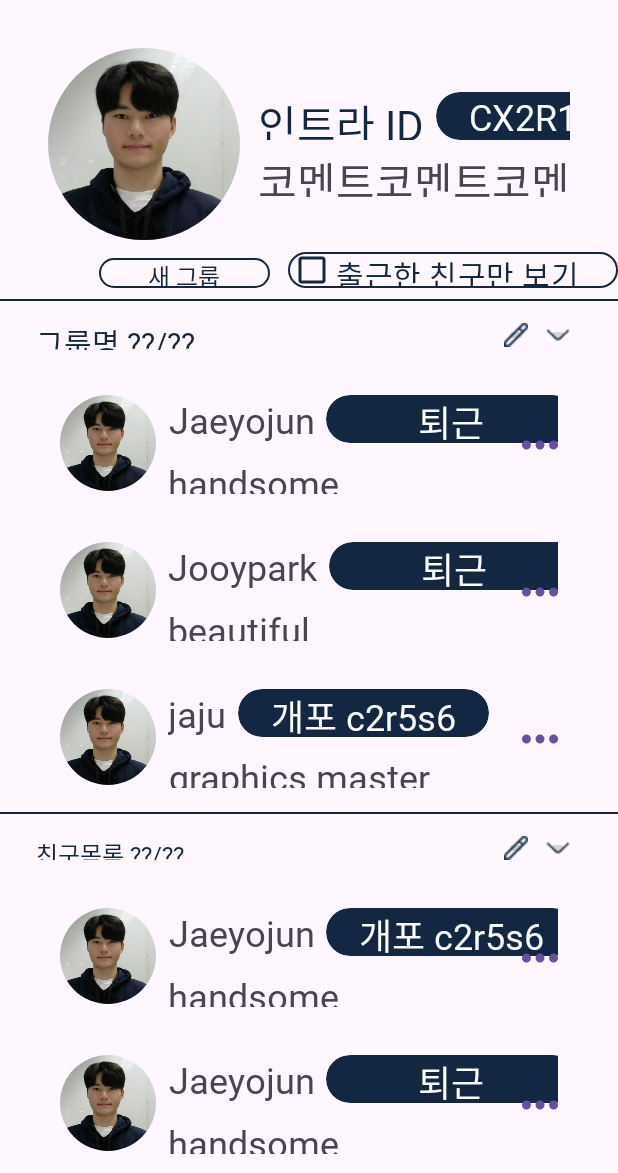
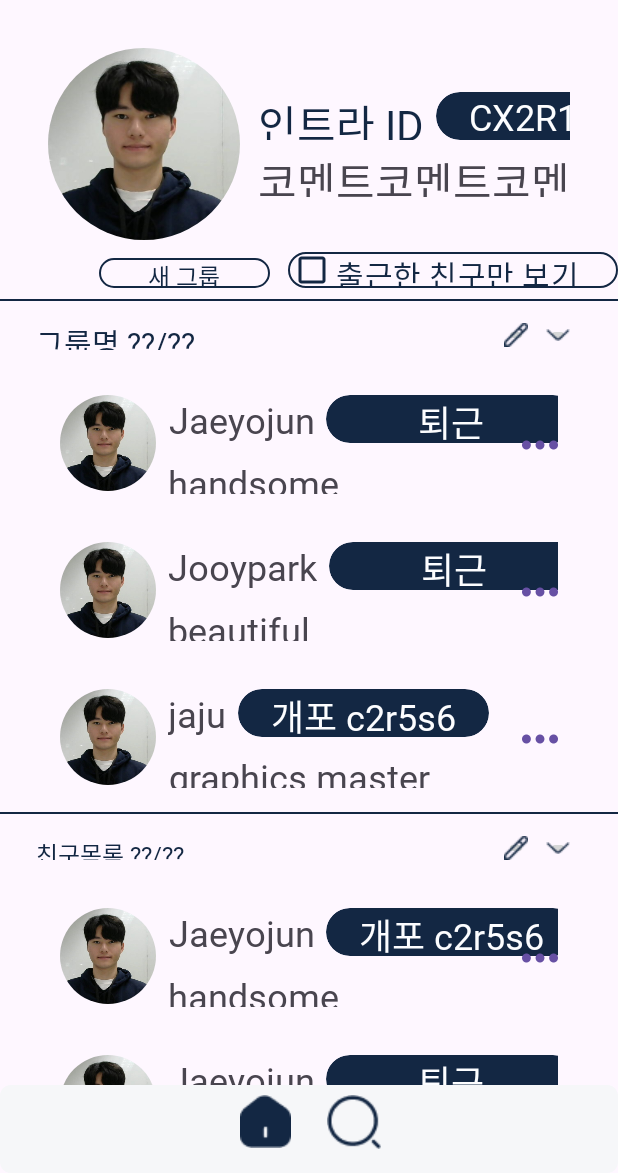
Before and after one commit to 42Where/where42_Android, an Android app: the screen it shows after launch (MainPageActivity), on a phone screen of 412 x 824 dp, the part 63-1236 px from its top. Run offline under Robolectric (Android 15) with nearby library versions, the phone set to English and light mode, and no system bars; our stand-ins replace CircleImageView.

Commit message:
jaeyojun_merge_231019

```diff
--- a/app/src/main/java/com/example/where42android/MainPageActivity.kt
+++ b/app/src/main/java/com/example/where42android/MainPageActivity.kt
@@ -36,10 +36,6 @@ class MainPageActivity : AppCompatActivity() {
     override fun onCreate(savedInstanceState: Bundle?) {
         super.onCreate(savedInstanceState)
         setContentView(R.layout.activity_main_page)
-
-        val mainListView: ListView = findViewById(R.id.peopleListView)
-        val ListAdapter = ListViewAdapter(this, profileList)
-        mainListView.setAdapter(ListAdapter)
 
         val searchButton: ImageButton = this.findViewById(R.id.search_button)
 
--- a/app/src/main/res/layout/activity_main_page.xml
+++ b/app/src/main/res/layout/activity_main_page.xml
@@ -275,5 +275,11 @@
         app:layout_constraintLeft_toLeftOf="parent"
         app:layout_constraintRight_toRightOf="parent"
         app:layout_constraintTop_toBottomOf="@id/friend_list_header"/>
+    <include
+        android:id="@+id/footer"
+        layout="@layout/footer"
+        android:layout_width="match_parent"
+        android:layout_height="wrap_content"
+        app:layout_constraintBottom_toBottomOf="parent"/>
 
 </androidx.constraintlayout.widget.ConstraintLayout>
```
